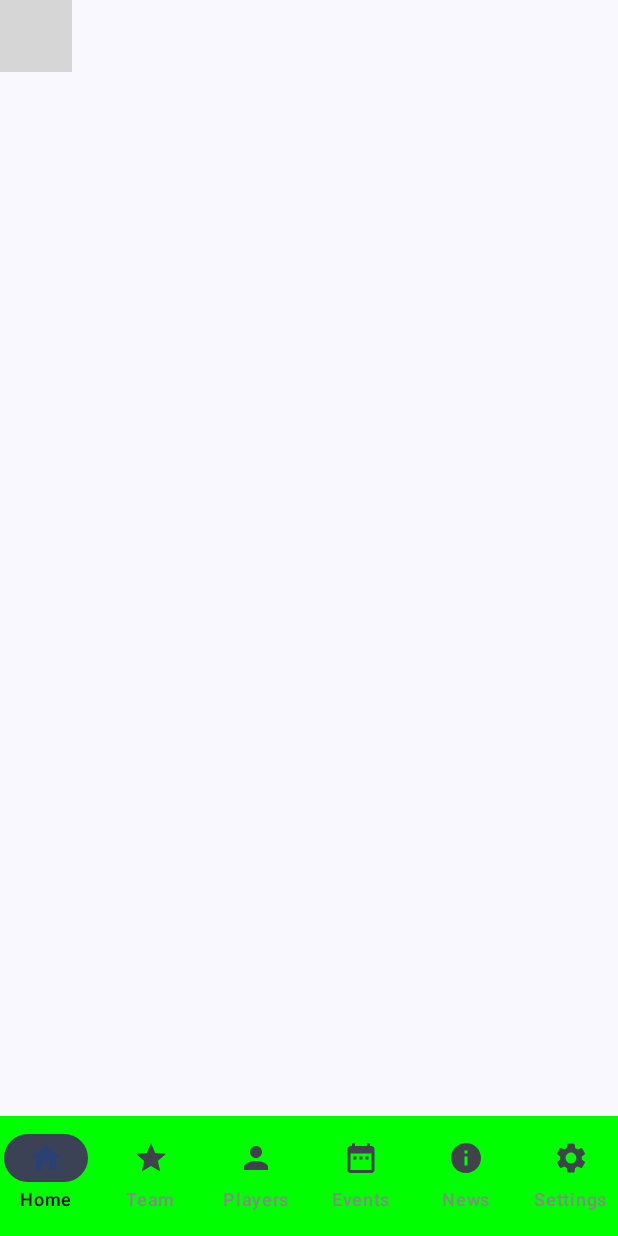
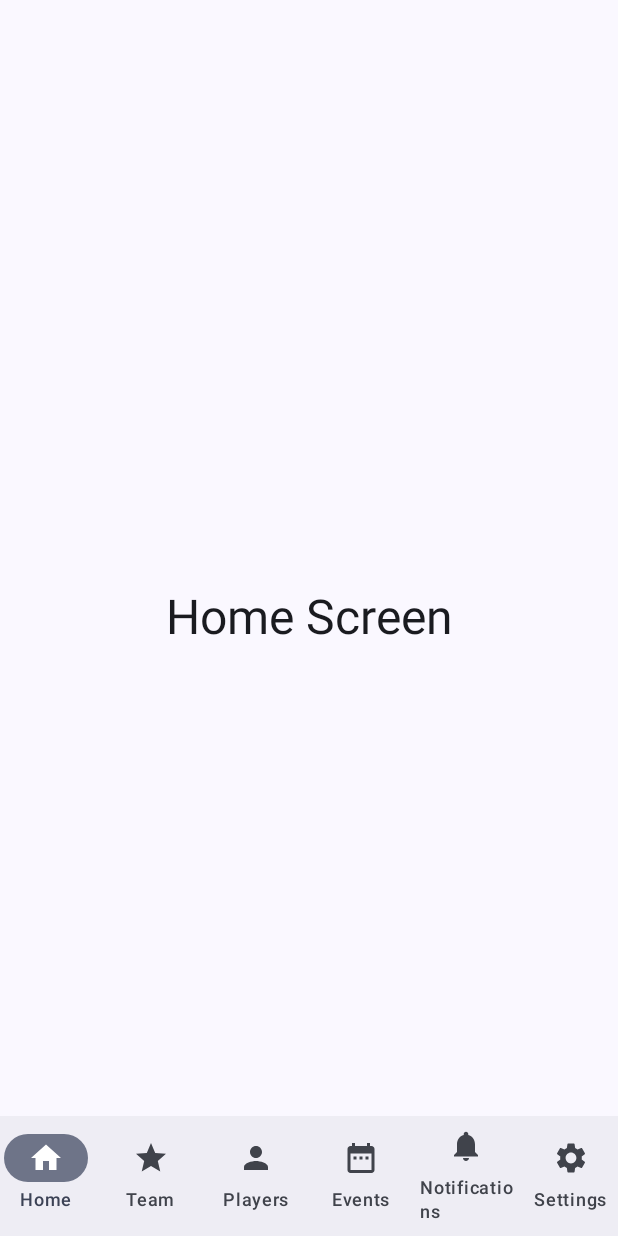
Before and after one commit to Blurviy/hockey-UN, an Android app built with Jetpack Compose: the screen it shows after launch (MainActivity), on a phone screen of 412 x 824 dp. Run offline under Robolectric (Android 15) with nearby library versions, the phone set to English and light mode, and no system bars; grey boxes are pictures that could not be loaded.

Commit message:
Navigation bar Done!
Fixed the issue with the navigation bar

```diff
--- a/app/build.gradle.kts
+++ b/app/build.gradle.kts
@@ -41,7 +41,9 @@ android {
 
 dependencies {
 
-    implementation("androidx.navigation:navigation-compose:2.8.4")
+    val nav_version = "2.8.9"
+
+    implementation("androidx.navigation:navigation-compose:$nav_version")
     implementation(libs.androidx.core.ktx)
     implementation(libs.androidx.lifecycle.runtime.ktx)
     implementation(libs.androidx.activity.compose)
--- a/app/src/main/java/com/hockey/BottomNavigationBar.kt
+++ b/app/src/main/java/com/hockey/BottomNavigationBar.kt
@@ -1,112 +1,138 @@
 package com.hockey
 
+import androidx.compose.foundation.layout.fillMaxSize
+import androidx.compose.foundation.layout.padding
 import androidx.compose.material.icons.Icons
 import androidx.compose.material.icons.filled.DateRange
 import androidx.compose.material.icons.filled.Home
-import androidx.compose.material.icons.filled.Info
+import androidx.compose.material.icons.filled.Notifications
 import androidx.compose.material.icons.filled.Person
 import androidx.compose.material.icons.filled.Settings
 import androidx.compose.material.icons.filled.Star
+import androidx.compose.material3.Badge
+import androidx.compose.material3.BadgedBox
 import androidx.compose.material3.Icon
-import androidx.compose.material3.MaterialTheme
 import androidx.compose.material3.NavigationBar
 import androidx.compose.material3.NavigationBarItem
-import androidx.compose.material3.NavigationBarItemDefaults
+import androidx.compose.material3.Scaffold
 import androidx.compose.material3.Text
 import androidx.compose.runtime.Composable
-import androidx.compose.runtime.mutableStateOf
-import androidx.compose.runtime.saveable.rememberSaveable
-import androidx.compose.ui.graphics.Color
+import androidx.compose.runtime.getValue
+import androidx.compose.runtime.mutableIntStateOf
+import androidx.compose.runtime.remember
+import androidx.compose.runtime.setValue
+import androidx.compose.ui.Modifier
 import androidx.compose.ui.graphics.vector.ImageVector
-import androidx.navigation.NavController
-
+import androidx.compose.ui.tooling.preview.Preview
+import com.hockey.ui.screens.EventScreen
+import com.hockey.ui.screens.HomeScreen
+import com.hockey.ui.screens.NewsAndUpdateScreen
+import com.hockey.ui.screens.PlayerManagementScreen
+import com.hockey.ui.screens.SettingsScreen
+import com.hockey.ui.screens.TeamRegistrationScreen
 
 @Composable
-fun BottomNavigationBar(
-    navController: NavController
-) {
-    val selectedNavigationIndex = rememberSaveable {
-        mutableStateOf(0)
-    }
+fun MainScreen(modifier: Modifier= Modifier) {
 
-    data class NavigationItem(
-        val title: String,
-        val icon: ImageVector,
-        val route: String
-    )
-
-    val navigationItems = listOf(
-        NavigationItem(
-            title = "Home",
+    // List of navigation bar items with labels, icons, and badge counts
+    val navBarItemList = listOf(
+        NavBarItem(
+            label = "Home",
             icon = Icons.Default.Home,
-            route = Screen.Home.route
+            badgeCount = 0
+            // route = Screen.Home.route
         ),
-        NavigationItem(
-            title = "Team",
+        NavBarItem(
+            label = "Team",
             icon = Icons.Default.Star,
-            route = Screen.TeamRegistration.route
+            badgeCount = 0
+            // route = Screen.TeamRegistration.route
         ),
-        NavigationItem(
-            title = "Players",
+        NavBarItem(
+            label = "Players",
             icon = Icons.Default.Person,
-            route = Screen.PlayerManagement.route
+            badgeCount = 0
+            // route = Screen.PlayerManagement.route
         ),
-        NavigationItem(
-            title = "Events",
+        NavBarItem(
+            label = "Events",
             icon = Icons.Default.DateRange,
-            route = Screen.Events.route
+            badgeCount = 0
+            // route = Screen.Events.route
         ),
-        NavigationItem(
-            title = "News",
-            icon = Icons.Default.Info,
-            route = Screen.NewsAndUpdate.route
+        NavBarItem(
+            label = "Notifications",
+            icon = Icons.Default.Notifications,
+            badgeCount = 0
+            // route = Screen.NewsAndUpdate.route
         ),
-        NavigationItem(
-            title = "Settings",
+        NavBarItem(
+            label = "Settings",
             icon = Icons.Default.Settings,
-            route = Screen.Settings.route
+            badgeCount = 0
+            // route = Screen.Settings.route
         )
     )
 
+    // State to track the currently selected screen
+    var selectedScreen by remember { mutableIntStateOf(0) }
 
+    // Scaffold provides the basic layout structure with a bottom navigation bar
+    Scaffold(
+        modifier = Modifier.fillMaxSize(),
+        bottomBar = {
+            NavigationBar {
+                // Dynamically create navigation items
+                navBarItemList.forEachIndexed { index, navBarItem ->
+                    NavigationBarItem(
+                        selected =  selectedScreen == index,
+                        onClick = { selectedScreen = index},
+                        icon = {
+                            // Add badges if applicable
+                            BadgedBox(badge = {
+                                if(navBarItem.badgeCount>0)
+                                    Badge {
+                                        Text(text = navBarItem.badgeCount.toString())
+                                    }
+                            }) {
+                                Icon(imageVector = navBarItem.icon, contentDescription = "Icon") }
+                            },
+                        label = {
+                            Text(navBarItem.label)
+                        }
+                    )
+                }
+            }
+        }
+    ) { innerPadding ->
+        // Render the content of the selected screen
+        ContentScreen(modifier = Modifier.padding(innerPadding), selectedScreen)
+    }
+}
 
-    NavigationBar(containerColor = Color.Green) {
-        navigationItems.forEachIndexed { index, item ->
-            NavigationBarItem(
-                selected = index == selectedNavigationIndex.value,
-                onClick = {
-                    selectedNavigationIndex.value = index
-                    navController.navigate(item.route) {
-                        popUpTo(navController.graph.startDestinationId) { saveState = true }
-                        launchSingleTop = true
-                        restoreState = true
-                    }
-                },
-                icon = { Icon(imageVector = item.icon, contentDescription = item.title) },
-                label = {
-                    Text(
-                        text = item.title,
-                        color = if (index == selectedNavigationIndex.value) Color.Black else Color.Gray
-                    )
-                },
-                colors = NavigationBarItemDefaults.colors(
-                    selectedIconColor = MaterialTheme.colorScheme.primary,
-                    indicatorColor = MaterialTheme.colorScheme.secondary
-                )
-            )
-        }
+@Composable
+fun ContentScreen(modifier: Modifier = Modifier, selectedScreen: Int) {
+    // Display the content of the selected screen using a `when` block
+    when (selectedScreen) {
+        0 -> HomeScreen()
+        1 -> TeamRegistrationScreen()
+        2 -> PlayerManagementScreen()
+        3 -> EventScreen()
+        4 -> NewsAndUpdateScreen()
+        5 -> SettingsScreen()
     }
 
 }
 
-sealed class Screen(val route: String) {
-    object Home : Screen("home_screen")
-    object TeamRegistration : Screen("team_registration_screen")
-    object PlayerManagement : Screen("player_management_screen")
-    object PlayerRegistration : Screen("player_registration_screen") // Not needed for the navigation bar
-    object Events : Screen("event_screen")
-    object NewsAndUpdate : Screen("news_and_update_screen")
-    object Settings : Screen("settings_screen") // Not needed for the navigation bar
-    object Login : Screen("login_screen") // Not needed for the navigation bar
-    object Signup : Screen("signup_screen") // Not needed for the navigation bar
+// Data class representing a navigation bar item
+data class NavBarItem (
+    val label: String,
+    val icon: ImageVector, // Icon representing the item
+    var badgeCount: Int, // Badge count for notifications
+    )
+
+@Preview
+@Composable
+fun MainScreenPreview(){
+    MainScreen()
 }
--- a/app/src/main/java/com/hockey/MainActivity.kt
+++ b/app/src/main/java/com/hockey/MainActivity.kt
@@ -40,36 +40,6 @@ class MainActivity : ComponentActivity() {
     }
 }
 
-@Composable
-fun MainScreen() {
-    val navController = rememberNavController()
-
-    Scaffold(
-        modifier = Modifier.fillMaxSize(),
-        bottomBar = { BottomNavigationBar(navController) }
-    ) { paddingValues ->
-        NavigationHost(navController = navController, paddingValues = paddingValues)
-    }
-}
-
-@Composable
-fun NavigationHost(
-    navController: NavController,
-    paddingValues: PaddingValues
-) {
-    NavHost(
-        navController = navController,
-        startDestination = Screen.Home.route, // Set the start destination.
-        modifier = Modifier.padding(paddingValues)
-    ) {
-        composable(Screen.Home.route) { HomeScreen() }
-        composable(Screen.TeamRegistration.route) { TeamRegistrationScreen() }
-        composable(Screen.PlayerManagement.route) { PlayerManagementScreen() }
-        composable(Screen.Events.route) { EventScreen() }
-        composable(Screen.NewsAndUpdate.route) { NewsAndUpdateScreen() }
-        composable(Screen.Settings.route) { SettingsScreen() }
-    }
-}
 
 
 
```
